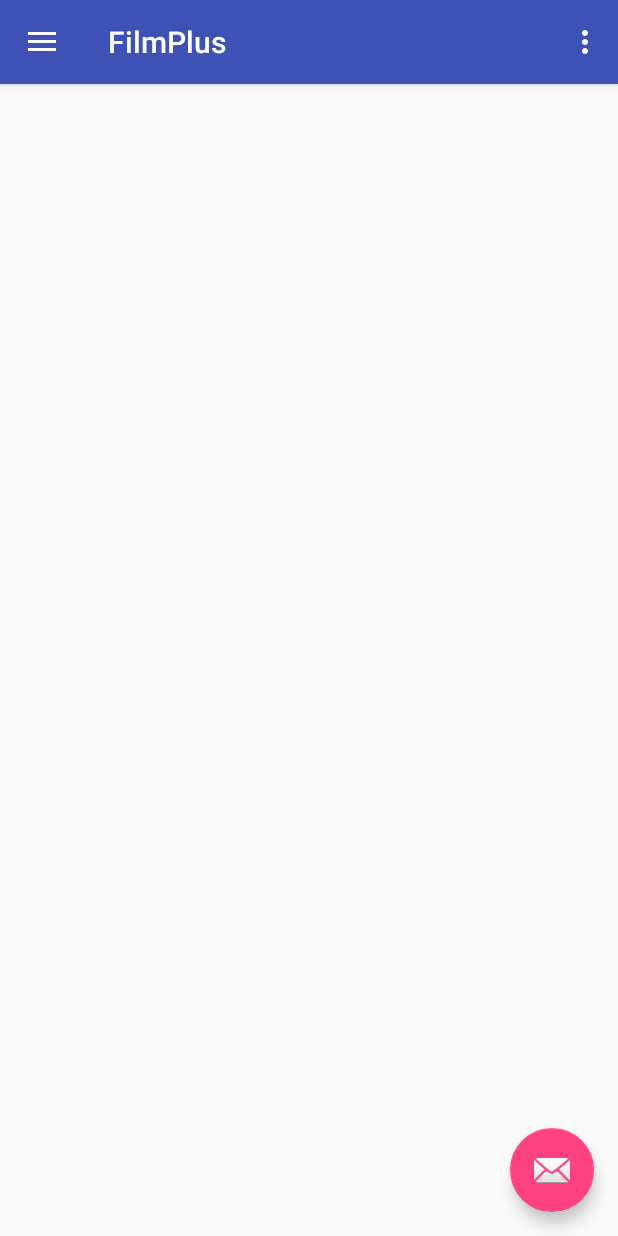
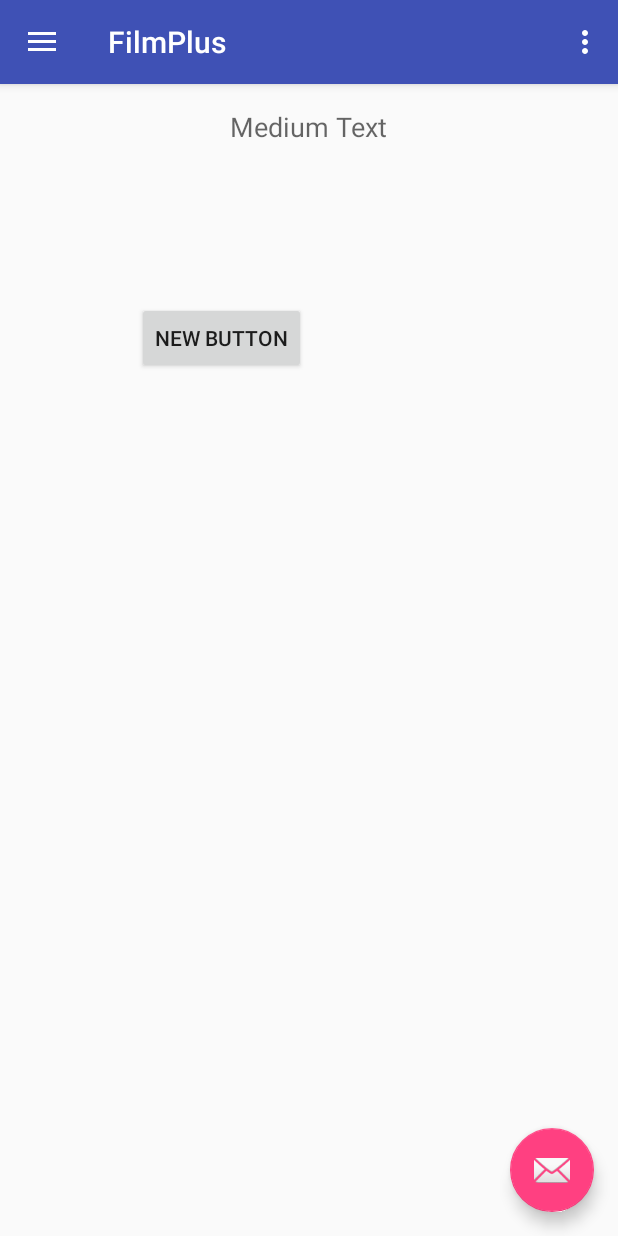
Before and after one commit to trandac95/FilmPlus, an Android app: the screen it shows after launch (MainActivity), on a phone screen of 412 x 824 dp. Run offline under Robolectric (Android 15) with nearby library versions, the phone set to English and light mode, and no system bars.

Commit message:
no change

```diff
--- a/app/src/main/res/layout/app_bar_main.xml
+++ b/app/src/main/res/layout/app_bar_main.xml
@@ -5,7 +5,8 @@
     android:layout_width="match_parent"
     android:layout_height="match_parent"
     android:fitsSystemWindows="true"
-    tools:context="dph.com.filmplus.MainActivity">
+    tools:context="dph.com.filmplus.MainActivity"
+    tools:showIn="@layout/activity_main">
 
     <android.support.design.widget.AppBarLayout
         android:layout_width="match_parent"
--- a/app/src/main/res/layout/content_main.xml
+++ b/app/src/main/res/layout/content_main.xml
@@ -12,4 +12,24 @@
     tools:context="dph.com.filmplus.MainActivity"
     tools:showIn="@layout/app_bar_main">
 
+    <Button
+        android:layout_width="wrap_content"
+        android:layout_height="wrap_content"
+        android:text="New Button"
+        android:id="@+id/button"
+        android:layout_marginTop="129dp"
+        android:layout_alignParentTop="true"
+        android:layout_alignParentLeft="true"
+        android:layout_alignParentStart="true"
+        android:layout_marginLeft="75dp"
+        android:layout_marginStart="75dp" />
+
+    <TextView
+        android:layout_width="wrap_content"
+        android:layout_height="wrap_content"
+        android:textAppearance="?android:attr/textAppearanceMedium"
+        android:text="Medium Text"
+        android:id="@+id/textView2"
+        android:layout_alignParentTop="true"
+        android:layout_centerHorizontal="true" />
 </RelativeLayout>
```
